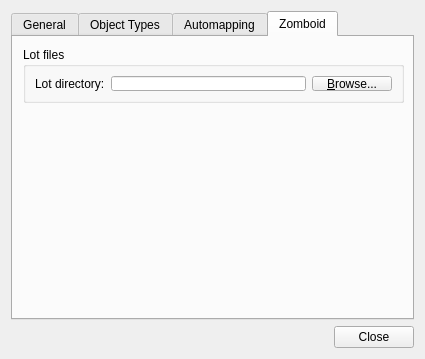
timbaker/tiled, file src/tiled/preferencesdialog.ui: the form before one commit.
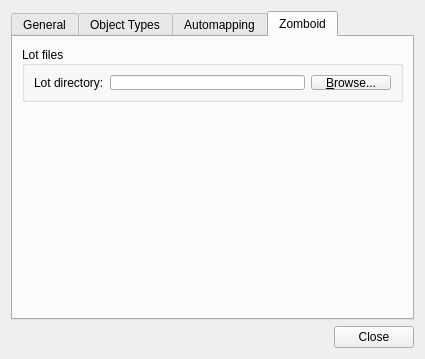
The form after the commit. The open tabs and pages were chosen to show the change. Icons and pictures are not drawn.

What changed in the file:
```diff
--- a/src/tiled/preferencesdialog.ui
+++ b/src/tiled/preferencesdialog.ui
@@ -279,8 +279,8 @@
       <widget class="QGroupBox" name="groupBox_4">
        <property name="geometry">
         <rect>
-         <x>10</x>
-         <y>10</y>
+         <x>9</x>
+         <y>9</y>
          <width>381</width>
          <height>56</height>
         </rect>
@@ -288,6 +288,9 @@
        <property name="title">
         <string>Lot files</string>
        </property>
+       <property name="alignment">
+        <set>Qt::AlignLeading|Qt::AlignLeft|Qt::AlignVCenter</set>
+       </property>
        <layout class="QGridLayout" name="gridLayout_3">
         <item row="0" column="0">
          <widget class="QLabel" name="lotDirLabel">
@@ -297,13 +300,32 @@
          </widget>
         </item>
         <item row="0" column="1">
-         <widget class="QLineEdit" name="lotDirectory"/>
+         <widget class="QLineEdit" name="lotDirectory">
+          <property name="sizePolicy">
+           <sizepolicy hsizetype="Expanding" vsizetype="Fixed">
+            <horstretch>0</horstretch>
+            <verstretch>0</verstretch>
+           </sizepolicy>
+          </property>
+         </widget>
         </item>
         <item row="0" column="2">
          <widget class="QPushButton" name="lotBrowseButton">
+          <property name="sizePolicy">
+           <sizepolicy hsizetype="Minimum" vsizetype="Fixed">
+            <horstretch>0</horstretch>
+            <verstretch>0</verstretch>
+           </sizepolicy>
+          </property>
           <property name="text">
            <string>&amp;Browse...</string>
           </property>
+          <property name="autoDefault">
+           <bool>false</bool>
+          </property>
+          <property name="flat">
+           <bool>false</bool>
+          </property>
          </widget>
         </item>
        </layout>
```
Left out of the diff: 41 changed lines with no effect on the pictures.
